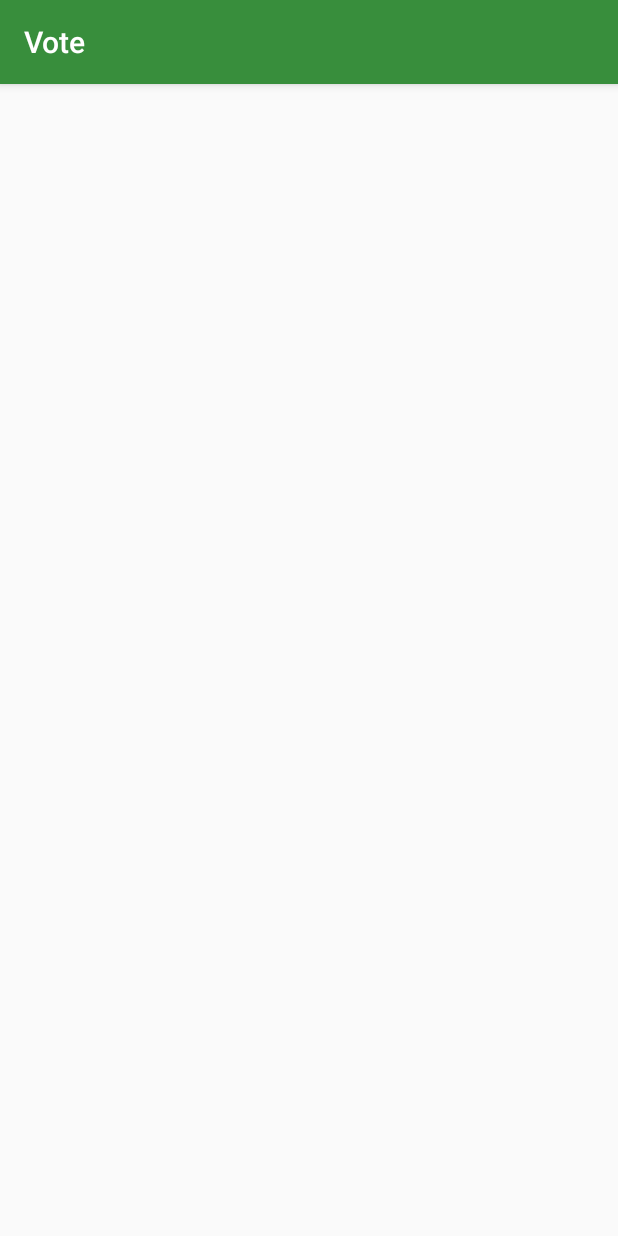
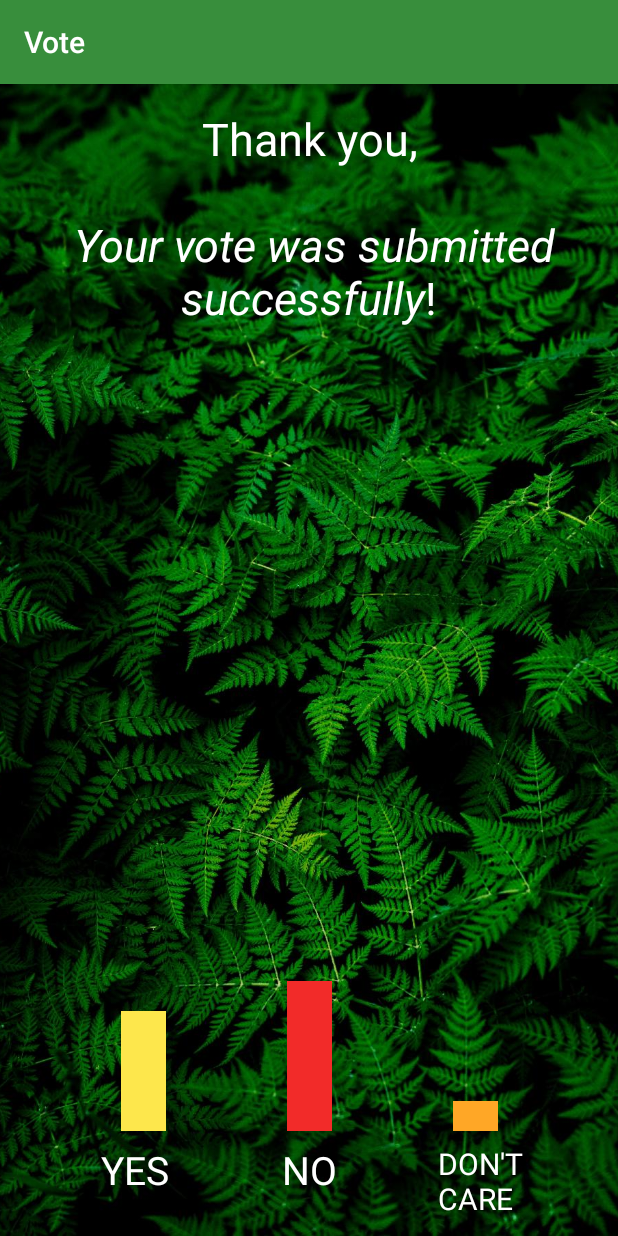
Before and after one commit to MalgoskaBou/VoteForSlack, an Android app: the ThanksScreen screen opened directly, with no data from a screen before it, on a phone screen of 412 x 824 dp. Run offline under Robolectric (Android 15) with nearby library versions, the phone set to English and light mode, and no system bars.

Commit message:
Added layout to thanks screen.

```diff
--- a/app/src/main/res/layout/activity_thanks_screen.xml
+++ b/app/src/main/res/layout/activity_thanks_screen.xml
@@ -6,4 +6,125 @@
     android:layout_height="match_parent"
     tools:context=".ThanksScreen">
 
+    <ImageView
+        android:layout_width="match_parent"
+        android:layout_height="match_parent"
+        android:scaleType="centerCrop"
+        android:src="@drawable/thank_you_teemu_paananen_unsplash" />
+
+    <TextView
+        android:id="@+id/text_thank_you"
+        android:layout_width="match_parent"
+        android:layout_height="wrap_content"
+        android:textSize="@dimen/text_size_heading_large"
+        android:textColor="@color/colorText"
+        android:gravity="center"
+        android:padding="@dimen/padding_medium"
+        android:text="@string/thank_you"
+        app:layout_constraintTop_toTopOf="parent"
+        app:layout_constraintStart_toEndOf="parent"
+        app:layout_constraintEnd_toEndOf="parent"/>
+
+    <TextView
+        android:id="@+id/text_yes_percent"
+        android:layout_width="wrap_content"
+        android:layout_height="@dimen/text_height_rating"
+        android:textSize="@dimen/text_size_rating"
+        android:textColor="@color/colorText"
+        android:textStyle="bold"
+        tools:text="40%"
+        app:layout_constraintTop_toBottomOf="@id/text_thank_you"
+        app:layout_constraintStart_toStartOf="parent"
+        app:layout_constraintEnd_toStartOf="@id/text_no_percent"/>
+
+    <TextView
+        android:id="@+id/text_no_percent"
+        android:layout_width="wrap_content"
+        android:layout_height="@dimen/text_height_rating"
+        android:textSize="@dimen/text_size_rating"
+        android:textColor="@color/colorText"
+        android:textStyle="bold"
+        tools:text="50%"
+        app:layout_constraintTop_toBottomOf="@id/text_thank_you"
+        app:layout_constraintStart_toStartOf="parent"
+        app:layout_constraintEnd_toEndOf="parent"/>
+
+    <TextView
+        android:id="@+id/text_do_not_care_percent"
+        android:layout_width="wrap_content"
+        android:layout_height="@dimen/text_height_rating"
+        android:textSize="@dimen/text_size_rating"
+        android:textColor="@color/colorText"
+        android:textStyle="bold"
+        tools:text="10%"
+        app:layout_constraintTop_toBottomOf="@id/text_thank_you"
+        app:layout_constraintStart_toEndOf="@id/text_no_percent"
+        app:layout_constraintEnd_toEndOf="parent"/>
+
+    <View
+        android:id="@+id/yes_votes"
+        android:layout_width="30dp"
+        android:layout_height="80dp"
+        android:background="@color/colorYellow"
+        app:layout_constraintBottom_toTopOf="@id/text_yes"
+        app:layout_constraintStart_toStartOf="parent"
+        app:layout_constraintEnd_toStartOf="@id/no_votes"/>
+
+    <TextView
+        android:id="@+id/text_yes"
+        android:layout_width="wrap_content"
+        android:layout_height="@dimen/text_height_rating"
+        android:textSize="@dimen/text_size_heading_small"
+        android:textColor="@color/colorText"
+        android:padding="@dimen/padding_small"
+        android:textAllCaps="true"
+        android:text="@string/column_yes"
+        app:layout_constraintBottom_toBottomOf="parent"
+        app:layout_constraintStart_toStartOf="parent"
+        app:layout_constraintEnd_toStartOf="@id/text_no"/>
+
+    <View
+        android:id="@+id/no_votes"
+        android:layout_width="30dp"
+        android:layout_height="100dp"
+        android:background="@color/colorRed"
+        app:layout_constraintBottom_toTopOf="@id/text_no"
+        app:layout_constraintEnd_toEndOf="parent"
+        app:layout_constraintStart_toStartOf="parent" />
+
+    <TextView
+        android:id="@+id/text_no"
+        android:layout_width="wrap_content"
+        android:layout_height="@dimen/text_height_rating"
+        android:textSize="@dimen/text_size_heading_small"
+        android:textColor="@color/colorText"
+        android:padding="@dimen/padding_small"
+        android:textAllCaps="true"
+        android:text="@string/column_no"
+        app:layout_constraintBottom_toBottomOf="parent"
+        app:layout_constraintStart_toStartOf="parent"
+        app:layout_constraintEnd_toEndOf="parent"/>
+
+    <View
+        android:id="@+id/do_not_care_votes"
+        android:layout_width="30dp"
+        android:layout_height="20dp"
+        android:background="@color/colorAccent"
+        app:layout_constraintBottom_toTopOf="@id/text_do_not_care"
+        app:layout_constraintStart_toEndOf="@id/no_votes"
+        app:layout_constraintEnd_toEndOf="parent"/>
+
+    <TextView
+        android:id="@+id/text_do_not_care"
+        android:layout_width="wrap_content"
+        android:layout_height="@dimen/text_height_rating"
+        android:textSize="@dimen/text_size_rating"
+        android:textColor="@color/colorText"
+        android:padding="@dimen/padding_small"
+        android:textAllCaps="true"
+        android:text="@string/column_dont_care"
+        app:layout_constraintBottom_toBottomOf="parent"
+        app:layout_constraintStart_toEndOf="@id/text_no"
+        app:layout_constraintEnd_toEndOf="parent"/>
+
 </android.support.constraint.ConstraintLayout>
--- a/app/src/main/res/values/colors.xml
+++ b/app/src/main/res/values/colors.xml
@@ -4,4 +4,6 @@
     <color name="colorPrimaryDark">#00600f</color>
     <color name="colorAccent">#ffa726</color>
     <color name="colorText">#ffffff</color>
+    <color name="colorRed">#F22B29</color>
+    <color name="colorYellow">#FDE74C</color>
 </resources>
--- a/app/src/main/res/values/dimens.xml
+++ b/app/src/main/res/values/dimens.xml
@@ -10,4 +10,7 @@
     <dimen name="margin_medium">16dp</dimen>
     <dimen name="text_size_edit">16sp</dimen>
     <dimen name="edit_text_height">200dp</dimen>
+    <dimen name="text_size_rating">20sp</dimen>
+    <dimen name="text_height_rating">70dp</dimen>
+    <dimen name="padding_small">8dp</dimen>
 </resources>
--- a/app/src/main/res/values/strings.xml
+++ b/app/src/main/res/values/strings.xml
@@ -14,4 +14,8 @@
     <string name="yes">Yes</string>
     <string name="no">No</string>
     <string name="i_don_t_care">I don\'t care</string>
+    <string name="thank_you">Thank you,\n\n <i>Your vote was submitted successfully</i>!</string>
+    <string name="column_no">no</string>
+    <string name="column_yes">yes</string>
+    <string name="column_dont_care">don\'t \ncare</string>
 </resources>
```
Also changed, not shown: app/src/main/res/drawable-hdpi/thank_you_teemu_paananen_unsplash.jpg (added), app/src/main/res/drawable-mdpi/thank_you_teemu_paananen_unsplash.jpg (added), app/src/main/res/drawable-xhdpi/thank_you_teemu_paananen_unsplash.jpg (added), app/src/main/res/drawable-xxhdpi/thank_you_teemu_paananen_unsplash.jpg (added), 1 other file.
